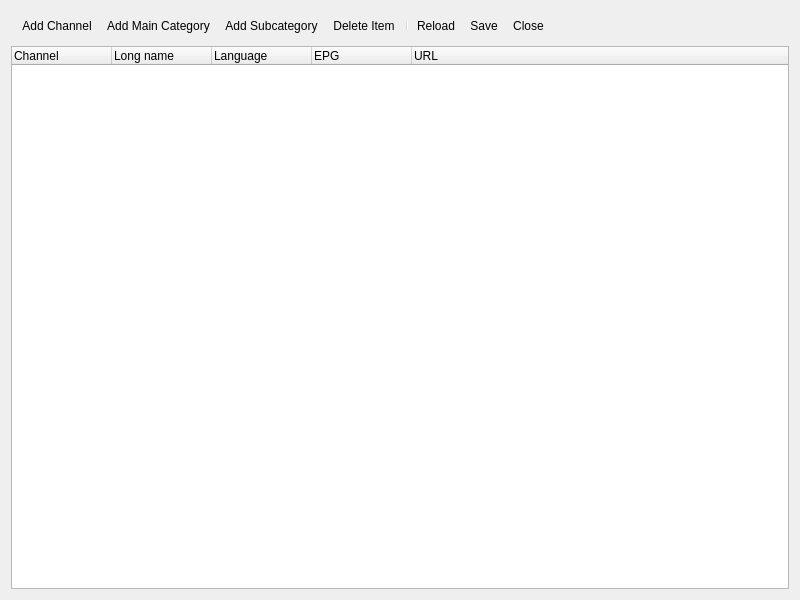
Qt form ui/EditPlaylist.ui (ntadej/tano) before a commit.
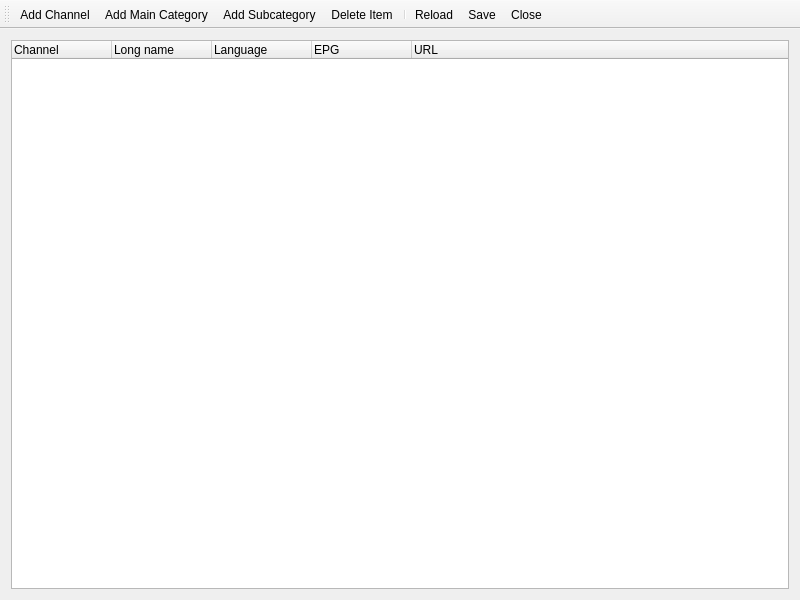
The same form after that commit. Icons and pictures are not drawn.

Commit message: Browser, Edit Playlist UI changes, Browser, EPG updates

Patch:
```diff
--- a/ui/EditPlaylist.ui
+++ b/ui/EditPlaylist.ui
@@ -1,6 +1,6 @@
 <ui version="4.0" >
  <class>EditPlaylistClass</class>
- <widget class="QWidget" name="EditPlaylistClass" >
+ <widget class="QMainWindow" name="EditPlaylistClass" >
   <property name="geometry" >
    <rect>
     <x>0</x>
@@ -16,8 +16,45 @@
    <iconset resource="images.qrc" >
     <normaloff>:/icons/images/edit.png</normaloff>:/icons/images/edit.png</iconset>
   </property>
+  <widget class="QWidget" name="centralwidget" >
   <layout class="QVBoxLayout" name="verticalLayout" >
    <item>
+     <widget class="QTreeWidget" name="playlist" >
+      <property name="dragEnabled" >
+       <bool>true</bool>
+      </property>
+      <property name="dragDropMode" >
+       <enum>QAbstractItemView::InternalMove</enum>
+      </property>
+      <column>
+       <property name="text" >
+        <string>Channel</string>
+       </property>
+      </column>
+      <column>
+       <property name="text" >
+        <string>Long name</string>
+       </property>
+      </column>
+      <column>
+       <property name="text" >
+        <string>Language</string>
+       </property>
+      </column>
+      <column>
+       <property name="text" >
+        <string>EPG</string>
+       </property>
+      </column>
+      <column>
+       <property name="text" >
+        <string>URL</string>
+       </property>
+      </column>
+     </widget>
+    </item>
+   </layout>
+  </widget>
     <widget class="QToolBar" name="toolBar" >
      <property name="iconSize" >
       <size>
@@ -28,6 +65,12 @@
      <property name="toolButtonStyle" >
       <enum>Qt::ToolButtonTextUnderIcon</enum>
      </property>
+   <attribute name="toolBarArea" >
+    <enum>TopToolBarArea</enum>
+   </attribute>
+   <attribute name="toolBarBreak" >
+    <bool>false</bool>
+   </attribute>
      <addaction name="actionAddChannel" />
      <addaction name="actionAddCategory" />
      <addaction name="actionAddSubCategory" />
@@ -37,43 +80,6 @@
      <addaction name="actionSave" />
      <addaction name="actionClose" />
     </widget>
-   </item>
-   <item>
-    <widget class="QTreeWidget" name="playlist" >
-     <property name="dragEnabled" >
-      <bool>true</bool>
-     </property>
-     <property name="dragDropMode" >
-      <enum>QAbstractItemView::InternalMove</enum>
-     </property>
-     <column>
-      <property name="text" >
-       <string>Channel</string>
-      </property>
-     </column>
-     <column>
-      <property name="text" >
-       <string>Long name</string>
-      </property>
-     </column>
-     <column>
-      <property name="text" >
-       <string>Language</string>
-      </property>
-     </column>
-     <column>
-      <property name="text" >
-       <string>EPG</string>
-      </property>
-     </column>
-     <column>
-      <property name="text" >
-       <string>URL</string>
-      </property>
-     </column>
-    </widget>
-   </item>
-  </layout>
   <action name="actionAddChannel" >
    <property name="icon" >
     <iconset resource="images.qrc" >
```
Left out of the diff: 3 changed lines with no effect on the pictures. Lines whose indentation alone changed are shown as unchanged. The commit also changes 14 other files.
